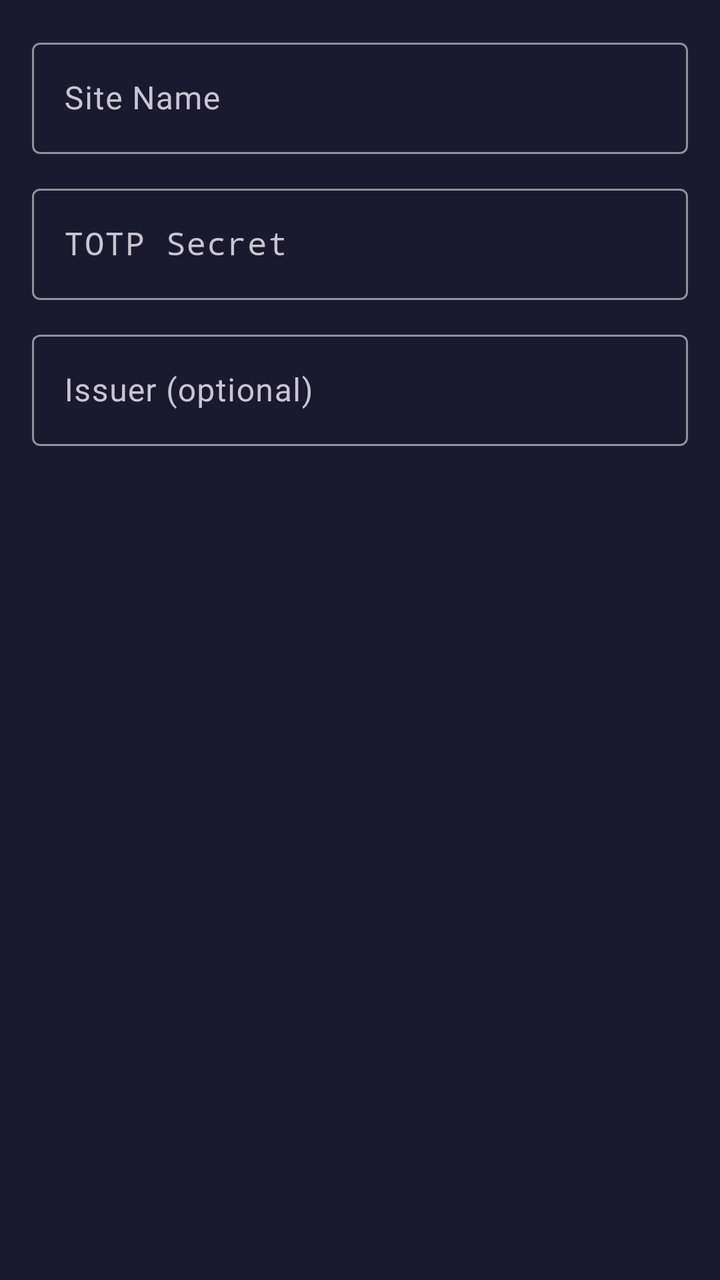
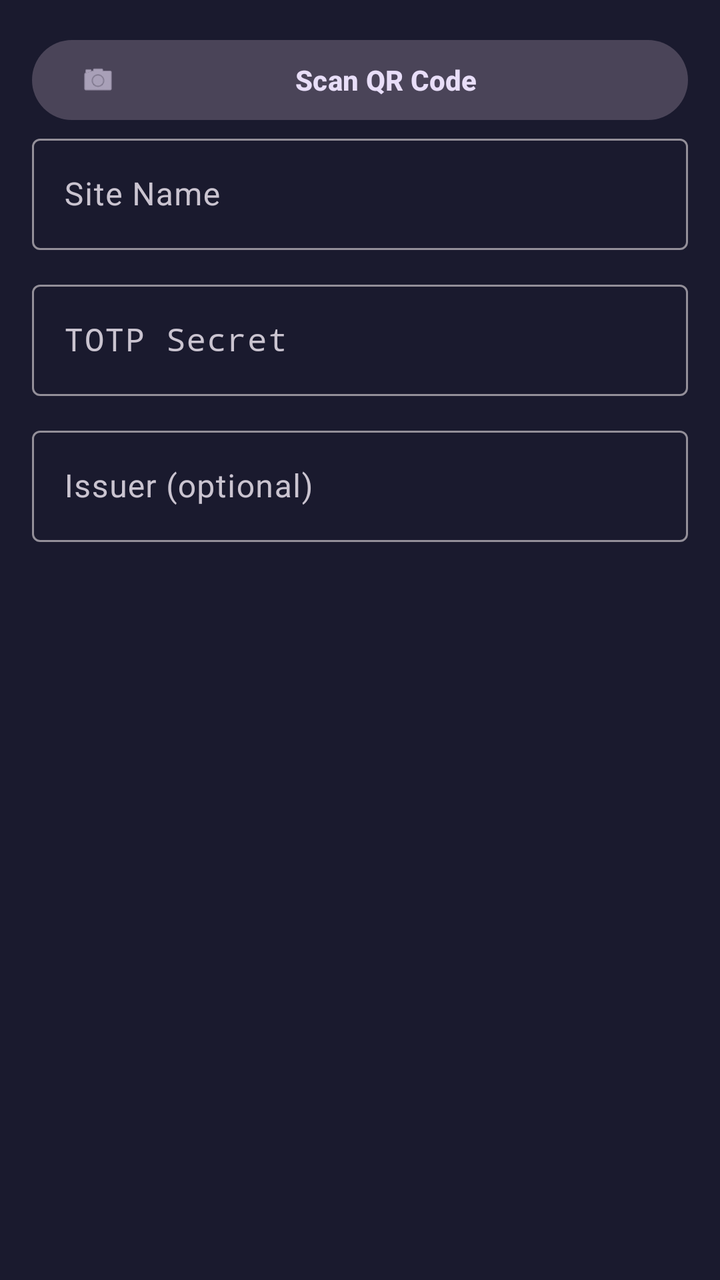

Screens rendered from an Android XML layout before and after an edit, with the pre-edit source and the edit as a unified diff.
<!-- AndroidManifest.xml: application theme Theme.Authenticator -->
<!-- res/layout/dialog_add_site.xml -->
<?xml version="1.0" encoding="utf-8"?>
<LinearLayout xmlns:android="http://schemas.android.com/apk/res/android"
    xmlns:app="http://schemas.android.com/apk/res-auto"
    android:layout_width="match_parent"
    android:layout_height="wrap_content"
    android:orientation="vertical"
    android:padding="16dp">

    <com.google.android.material.textfield.TextInputLayout
        android:layout_width="match_parent"
        android:layout_height="wrap_content"
        android:hint="@string/site_name"
        app:boxBackgroundMode="outline"
        style="@style/Widget.Material3.TextInputLayout.OutlinedBox">

        <com.google.android.material.textfield.TextInputEditText
            android:id="@+id/etName"
            android:layout_width="match_parent"
            android:layout_height="wrap_content"
            android:inputType="text" />

    </com.google.android.material.textfield.TextInputLayout>

    <com.google.android.material.textfield.TextInputLayout
        android:layout_width="match_parent"
        android:layout_height="wrap_content"
        android:layout_marginTop="12dp"
        android:hint="@string/totp_secret"
        app:boxBackgroundMode="outline"
        style="@style/Widget.Material3.TextInputLayout.OutlinedBox">

        <com.google.android.material.textfield.TextInputEditText
            android:id="@+id/etSecret"
            android:layout_width="match_parent"
            android:layout_height="wrap_content"
            android:inputType="textVisiblePassword"
            android:fontFamily="monospace" />

    </com.google.android.material.textfield.TextInputLayout>

    <com.google.android.material.textfield.TextInputLayout
        android:layout_width="match_parent"
        android:layout_height="wrap_content"
        android:layout_marginTop="12dp"
        android:hint="@string/issuer_optional"
        app:boxBackgroundMode="outline"
        style="@style/Widget.Material3.TextInputLayout.OutlinedBox">

        <com.google.android.material.textfield.TextInputEditText
            android:id="@+id/etIssuer"
            android:layout_width="match_parent"
            android:layout_height="wrap_content"
            android:inputType="text" />

    </com.google.android.material.textfield.TextInputLayout>

</LinearLayout>
<!-- resources referenced by this layout -->
<resources>
  <string name="issuer_optional">Issuer (optional)</string>
  <string name="site_name">Site Name</string>
  <string name="totp_secret">TOTP Secret</string>
  <style name="Theme.Authenticator" parent="Theme.Material3.Dark.NoActionBar">
          <item name="colorPrimary">@color/primary</item>
          <item name="colorPrimaryDark">@color/primary_dark</item>
          <item name="colorAccent">@color/primary</item>
          <item name="android:windowBackground">@color/background</item>
          <item name="android:statusBarColor">@color/background</item>
          <item name="android:navigationBarColor">@color/background</item>
      </style>
  <color name="primary">#00D4FF</color>
  <color name="primary_dark">#00A8CC</color>
  <color name="background">#1A1A2E</color>
</resources>

<!-- the commit's change to res/layout/dialog_add_site.xml (unified diff, before → after) -->
@@ -5,6 +5,15 @@
     android:layout_height="wrap_content"
     android:orientation="vertical"
     android:padding="16dp">
+
+    <com.google.android.material.button.MaterialButton
+        android:id="@+id/btnScanQr"
+        android:layout_width="match_parent"
+        android:layout_height="wrap_content"
+        android:text="@string/scan_qr_code"
+        android:textStyle="bold"
+        app:icon="@android:drawable/ic_menu_camera"
+        style="@style/Widget.Material3.Button.TonalButton" />
 
     <com.google.android.material.textfield.TextInputLayout
         android:layout_width="match_parent"
<!-- resource entries referenced after the edit -->
@@ -1,6 +1,7 @@
 <!-- resources referenced by this layout -->
 <resources>
   <string name="issuer_optional">Issuer (optional)</string>
+  <string name="scan_qr_code">Scan QR Code</string>
   <string name="site_name">Site Name</string>
   <string name="totp_secret">TOTP Secret</string>
   <style name="Theme.Authenticator" parent="Theme.Material3.Dark.NoActionBar">
